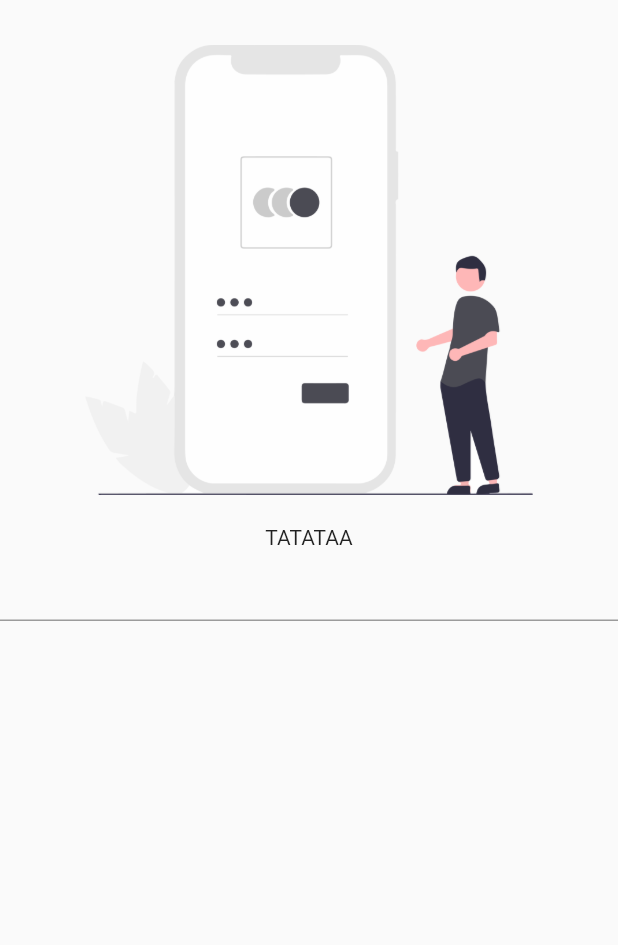
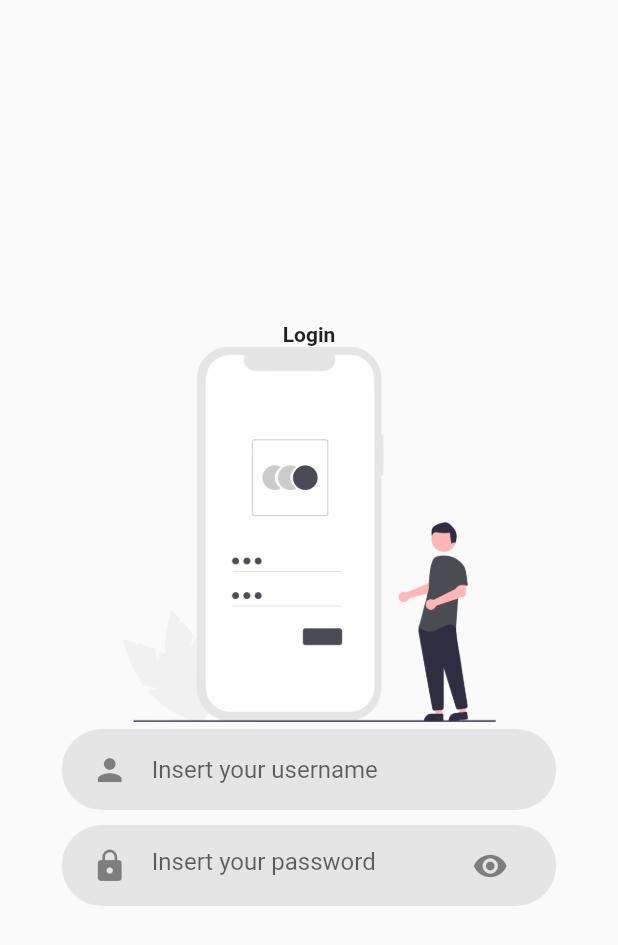
Before and after one commit to Sushi-Oriented/SistemPenilaianGuru, a Flutter app: the screen it shows after launch, after a tap on "Login", on a phone screen of 412 x 824 dp. Shown: the top 945 px of the screen. Run offline on Flutter 3.47's test engine with Material 2 defaults, Android fonts, the phone set to English and light mode, and no system bars; our stand-ins replace flutter_signin_button.

Commit message:
Input login screen

```diff
--- /dev/null
+++ b/lib/components/rounded_input_field.dart
@@ -0,0 +1,27 @@
+import 'package:flutter/material.dart';
+import 'package:spg_test/components/text_field_container.dart';
+import '../../constant.dart';
+
+class RoundedInputField extends StatelessWidget {
+  final String hinText;
+  final IconData icon;
+  final ValueChanged<String> onChanged;
+
+  const RoundedInputField({
+    Key key,
+    this.hinText,
+    this.icon = Icons.person,
+    this.onChanged,
+  }) : super(key: key);
+
+  @override
+  Widget build(BuildContext context) {
+    return TexFieldContainer(
+      child: TextField(
+        onChanged: onChanged,
+        decoration: InputDecoration(
+            icon: Icon(icon), hintText: hinText, border: InputBorder.none),
+      ),
+    );
+  }
+}
--- /dev/null
+++ b/lib/components/text_field_container.dart
@@ -0,0 +1,25 @@
+import 'package:flutter/material.dart';
+import '../../constant.dart';
+
+class TexFieldContainer extends StatelessWidget {
+  final Widget child;
+  const TexFieldContainer({
+    Key key,
+    this.child,
+  }) : super(key: key);
+
+  @override
+  Widget build(BuildContext context) {
+    Size size = MediaQuery.of(context).size;
+    return Container(
+      margin: EdgeInsets.symmetric(vertical: 5),
+      padding: EdgeInsets.symmetric(horizontal: 20, vertical: 3),
+      width: size.width * 0.8,
+      decoration: BoxDecoration(
+        color: spgPrimaryColor,
+        borderRadius: BorderRadius.circular(29),
+      ),
+      child: child,
+    );
+  }
+}
--- /dev/null
+++ b/lib/constant.dart
@@ -0,0 +1,4 @@
+import 'package:flutter/material.dart';
+
+const spgPrimaryColor = Color.fromRGBO(229, 229, 229, 100);
+const spgSecondaryColor = Color.fromRGBO(33, 33, 33, 100);
--- a/lib/screens/login/login_body.dart
+++ b/lib/screens/login/login_body.dart
@@ -1,5 +1,8 @@
 import 'package:flutter/material.dart';
+import 'package:spg_test/components/text_field_container.dart';
+import 'package:spg_test/components/rounded_input_field.dart';
 import 'login_screen.dart';
+import '../../constant.dart';
 
 class LoginBody extends StatelessWidget {
   const LoginBody({state}) : _state = state;
@@ -8,43 +11,39 @@ class LoginBody extends StatelessWidget {
 
   @override
   Widget build(BuildContext context) {
-    return Scaffold(
-      body: SingleChildScrollView(
-        child: Container(
-          child: Column(
+    return Center(
+      child: Container(
+        child: Column(
+            mainAxisAlignment: MainAxisAlignment.center,
             children: <Widget>[
-              SizedBox(height: 30.0),
+              Text(
+                _state.username,
+                style: TextStyle(fontWeight: FontWeight.bold),
+              ),
               Container(
                 child: Image(
-                    height: 300,
+                    height: 250,
                     image: AssetImage('assets/images/loginPic.png'),
                     fit: BoxFit.contain),
               ),
-              SizedBox(height: 20.0),
-              Text(_state.username),
-              Container(
-                child: Form(
-                  //key: _state.formKey,
-                  child: Column(
-                    children: <Widget>[
-                      Container(
-                        child: TextFormField(validator: (input) {
-                          if (input.isEmpty) return 'Enter Username';
-                          decoration:
-                          InputDecoration(
-                              labelText: 'Username',
-                              prefixIcon: Icon(Icons.email));
-                          onSaved:
-                          (input) => _state.username = input;
-                        }),
-                      ),
-                    ],
-                  ),
+              RoundedInputField(
+                hinText: "Insert your username",
+                onChanged: (value) => _state.username = value,
+              ),
+              TexFieldContainer(
+                child: TextField(
+                  obscureText: !_state.showPassword,
+                  onChanged: (value) => _state.password = value,
+                  decoration: InputDecoration(
+                      hintText: "Insert your password",
+                      icon: Icon(Icons.lock),
+                      border: InputBorder.none,
+                      suffixIcon: Icon(
+                        Icons.visibility,
+                      )),
                 ),
-              ),
-            ],
-          ),
-        ),
+              )
+            ]),
       ),
     );
   }
--- a/lib/screens/login/login_screen.dart
+++ b/lib/screens/login/login_screen.dart
@@ -11,7 +11,7 @@ class LoginScreen extends StatefulWidget {
 
 class LoginScreenState extends State<LoginScreen> {
   String _password = '';
-  String _username = 'TATATAA';
+  String _username = 'Login';
   String _errors = '';
   bool _showPassword = false;
 
```
